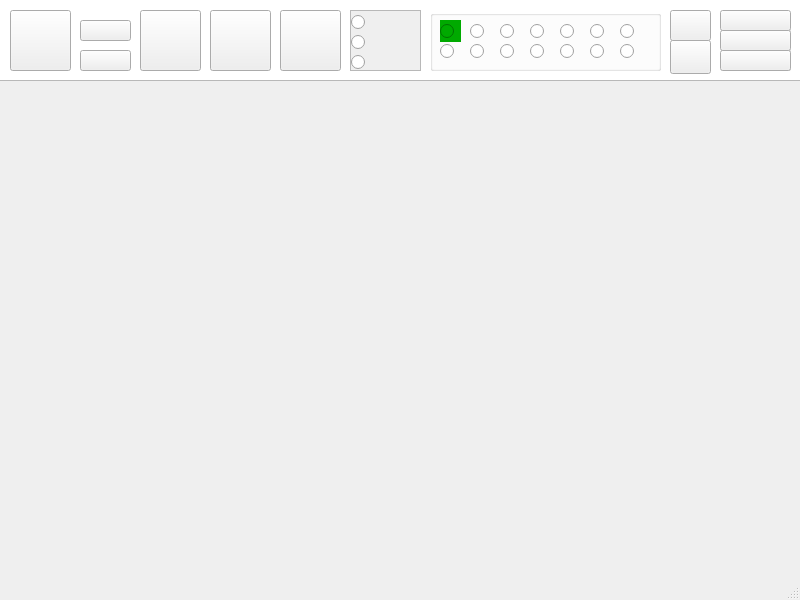
Above: src/gui/mainwindow.ui from Carlos12001/paint- before the change. Below: the same form after it.
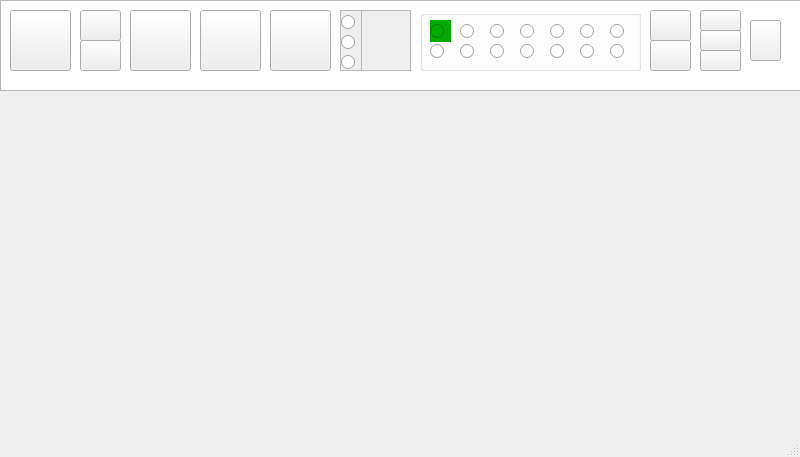
That is the form after the change. Icons and pictures are not drawn.

Commit message:
IconsAdded_FromGUI
Just need to check what gadgets we need to add

Diff of the .ui file:
```diff
--- a/src/gui/mainwindow.ui
+++ b/src/gui/mainwindow.ui
@@ -7,24 +7,14 @@
     <x>0</x>
     <y>0</y>
     <width>800</width>
-    <height>600</height>
+    <height>457</height>
    </rect>
   </property>
   <property name="windowTitle">
    <string>Paint++</string>
   </property>
   <widget class="QWidget" name="centralwidget">
-   <widget class="QColumnView" name="columnView">
-    <property name="geometry">
-     <rect>
-      <x>-10</x>
-      <y>-10</y>
-      <width>811</width>
-      <height>91</height>
-     </rect>
-    </property>
-   </widget>
-   <widget class="QPushButton" name="Paste">
+   <widget class="QPushButton" name="open">
     <property name="geometry">
      <rect>
       <x>10</x>
@@ -33,32 +23,41 @@
       <height>61</height>
      </rect>
     </property>
+    <property name="styleSheet">
+     <string notr="true">image: url(:/PaintIcons/open.png);</string>
+    </property>
     <property name="text">
      <string/>
     </property>
    </widget>
-   <widget class="QPushButton" name="cut">
+   <widget class="QPushButton" name="save">
     <property name="geometry">
      <rect>
       <x>80</x>
-      <y>20</y>
-      <width>51</width>
-      <height>21</height>
+      <y>10</y>
+      <width>41</width>
+      <height>31</height>
      </rect>
     </property>
+    <property name="styleSheet">
+     <string notr="true">image: url(:/PaintIcons/save.png);</string>
+    </property>
     <property name="text">
      <string/>
     </property>
    </widget>
-   <widget class="QPushButton" name="copy">
+   <widget class="QPushButton" name="magicSelect">
     <property name="geometry">
      <rect>
       <x>80</x>
-      <y>50</y>
-      <width>51</width>
-      <height>21</height>
+      <y>40</y>
+      <width>41</width>
+      <height>31</height>
      </rect>
     </property>
+    <property name="styleSheet">
+     <string notr="true">image: url(:/PaintIcons/magicselect.png);</string>
+    </property>
     <property name="text">
      <string/>
     </property>
@@ -66,12 +65,15 @@
    <widget class="QPushButton" name="select">
     <property name="geometry">
      <rect>
-      <x>140</x>
+      <x>130</x>
       <y>10</y>
       <width>61</width>
       <height>61</height>
      </rect>
     </property>
+    <property name="styleSheet">
+     <string notr="true">image: url(:/PaintIcons/select.png);</string>
+    </property>
     <property name="text">
      <string/>
     </property>
@@ -79,12 +81,15 @@
    <widget class="QPushButton" name="pen">
     <property name="geometry">
      <rect>
-      <x>210</x>
+      <x>200</x>
       <y>10</y>
       <width>61</width>
       <height>61</height>
      </rect>
     </property>
+    <property name="styleSheet">
+     <string notr="true">image: url(:/PaintIcons/pencil.png);</string>
+    </property>
     <property name="text">
      <string/>
     </property>
@@ -92,12 +97,15 @@
    <widget class="QPushButton" name="pencil">
     <property name="geometry">
      <rect>
-      <x>280</x>
+      <x>270</x>
       <y>10</y>
       <width>61</width>
       <height>61</height>
      </rect>
     </property>
+    <property name="styleSheet">
+     <string notr="true">image: url(:/PaintIcons/pen.png);</string>
+    </property>
     <property name="text">
      <string/>
     </property>
@@ -105,7 +113,7 @@
    <widget class="QScrollArea" name="Grosor">
     <property name="geometry">
      <rect>
-      <x>350</x>
+      <x>340</x>
       <y>10</y>
       <width>71</width>
       <height>61</height>
@@ -128,7 +136,7 @@
        <rect>
         <x>0</x>
         <y>0</y>
-        <width>61</width>
+        <width>21</width>
         <height>22</height>
        </rect>
       </property>
@@ -141,7 +149,7 @@
        <rect>
         <x>0</x>
         <y>20</y>
-        <width>61</width>
+        <width>21</width>
         <height>22</height>
        </rect>
       </property>
@@ -154,7 +162,7 @@
        <rect>
         <x>0</x>
         <y>40</y>
-        <width>61</width>
+        <width>21</width>
         <height>22</height>
        </rect>
       </property>
@@ -162,14 +170,33 @@
        <string/>
       </property>
      </widget>
+     <widget class="QFrame" name="frame">
+      <property name="geometry">
+       <rect>
+        <x>20</x>
+        <y>-10</y>
+        <width>51</width>
+        <height>81</height>
+       </rect>
+      </property>
+      <property name="styleSheet">
+       <string notr="true">border-image: url(:/PaintIcons/grosser.png);</string>
+      </property>
+      <property name="frameShape">
+       <enum>QFrame::StyledPanel</enum>
+      </property>
+      <property name="frameShadow">
+       <enum>QFrame::Raised</enum>
+      </property>
+     </widget>
     </widget>
    </widget>
    <widget class="QGroupBox" name="color">
     <property name="geometry">
      <rect>
-      <x>430</x>
+      <x>420</x>
       <y>10</y>
-      <width>231</width>
+      <width>221</width>
       <height>61</height>
      </rect>
     </property>
@@ -362,84 +389,138 @@
      </property>
     </widget>
    </widget>
-   <widget class="QPushButton" name="pickcolor">
-    <property name="geometry">
-     <rect>
-      <x>670</x>
-      <y>10</y>
-      <width>41</width>
-      <height>31</height>
-     </rect>
-    </property>
-    <property name="text">
-     <string/>
-    </property>
-   </widget>
-   <widget class="QPushButton" name="paintfill">
-    <property name="geometry">
-     <rect>
-      <x>670</x>
-      <y>40</y>
-      <width>41</width>
-      <height>34</height>
-     </rect>
-    </property>
-    <property name="text">
-     <string/>
-    </property>
-   </widget>
    <widget class="QGroupBox" name="figures">
     <property name="geometry">
      <rect>
-      <x>720</x>
+      <x>700</x>
       <y>10</y>
-      <width>71</width>
+      <width>41</width>
       <height>61</height>
      </rect>
     </property>
     <property name="title">
      <string/>
     </property>
-    <widget class="QPushButton" name="cuadrado">
-     <property name="geometry">
-      <rect>
-       <x>0</x>
-       <y>0</y>
-       <width>71</width>
-       <height>21</height>
-      </rect>
-     </property>
-     <property name="text">
-      <string/>
-     </property>
-    </widget>
-    <widget class="QPushButton" name="circulo">
+    <widget class="QPushButton" name="circle">
      <property name="geometry">
       <rect>
        <x>0</x>
        <y>40</y>
-       <width>71</width>
+       <width>41</width>
        <height>21</height>
       </rect>
      </property>
+     <property name="styleSheet">
+      <string notr="true">image: url(:/PaintIcons/circle.png);</string>
+     </property>
      <property name="text">
       <string/>
      </property>
     </widget>
-    <widget class="QPushButton" name="triangulo">
+    <widget class="QPushButton" name="triangle">
      <property name="geometry">
       <rect>
        <x>0</x>
        <y>20</y>
-       <width>71</width>
+       <width>41</width>
        <height>21</height>
       </rect>
      </property>
+     <property name="styleSheet">
+      <string notr="true">image: url(:/PaintIcons/triangle.png);</string>
+     </property>
      <property name="text">
       <string/>
      </property>
     </widget>
+    <widget class="QPushButton" name="square">
+     <property name="geometry">
+      <rect>
+       <x>0</x>
+       <y>0</y>
+       <width>41</width>
+       <height>21</height>
+      </rect>
+     </property>
+     <property name="styleSheet">
+      <string notr="true">image: url(:/PaintIcons/square.png);</string>
+     </property>
+     <property name="text">
+      <string/>
+     </property>
+    </widget>
    </widget>
+   <widget class="QPushButton" name="filter">
+    <property name="geometry">
+     <rect>
+      <x>750</x>
+      <y>20</y>
+      <width>31</width>
+      <height>41</height>
+     </rect>
+    </property>
+    <property name="styleSheet">
+     <string notr="true">image: url(:/PaintIcons/filter.png);</string>
+    </property>
+    <property name="text">
+     <string/>
+    </property>
+   </widget>
+   <widget class="QPushButton" name="paintfill">
+    <property name="geometry">
+     <rect>
+      <x>650</x>
+      <y>40</y>
+      <width>41</width>
+      <height>31</height>
+     </rect>
+    </property>
+    <property name="styleSheet">
+     <string notr="true">image: url(:/PaintIcons/bucket.png);</string>
+    </property>
+    <property name="text">
+     <string/>
+    </property>
+   </widget>
+   <widget class="QPushButton" name="pickcolor">
+    <property name="geometry">
+     <rect>
+      <x>650</x>
+      <y>10</y>
+      <width>41</width>
+      <height>31</height>
+     </rect>
+    </property>
+    <property name="styleSheet">
+     <string notr="true">image: url(:/PaintIcons/dropper.png);</string>
+    </property>
+    <property name="text">
+     <string/>
+    </property>
+   </widget>
+   <widget class="QColumnView" name="columnView">
+    <property name="geometry">
+     <rect>
+      <x>0</x>
+      <y>0</y>
+      <width>801</width>
+      <height>91</height>
+     </rect>
+    </property>
+   </widget>
+   <zorder>columnView</zorder>
+   <zorder>open</zorder>
+   <zorder>save</zorder>
+   <zorder>magicSelect</zorder>
+   <zorder>select</zorder>
+   <zorder>pen</zorder>
+   <zorder>pencil</zorder>
+   <zorder>Grosor</zorder>
+   <zorder>color</zorder>
+   <zorder>figures</zorder>
+   <zorder>filter</zorder>
+   <zorder>paintfill</zorder>
+   <zorder>pickcolor</zorder>
   </widget>
   <widget class="QStatusBar" name="statusbar"/>
  </widget>
```
The commit also changes 19 other files.
